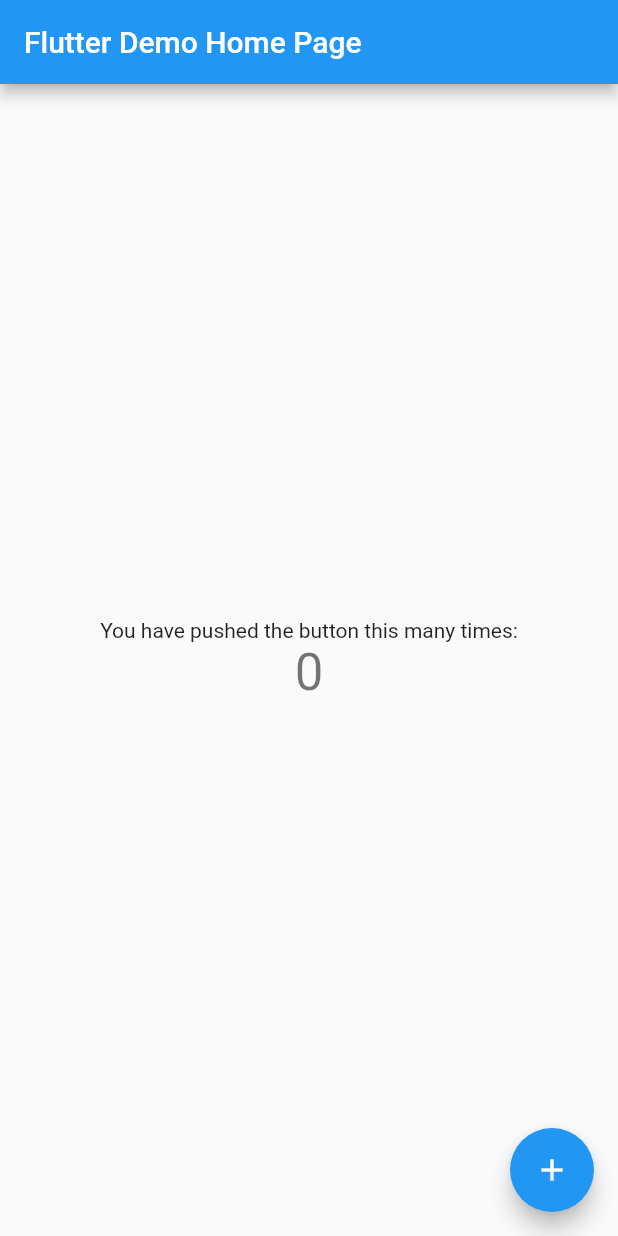
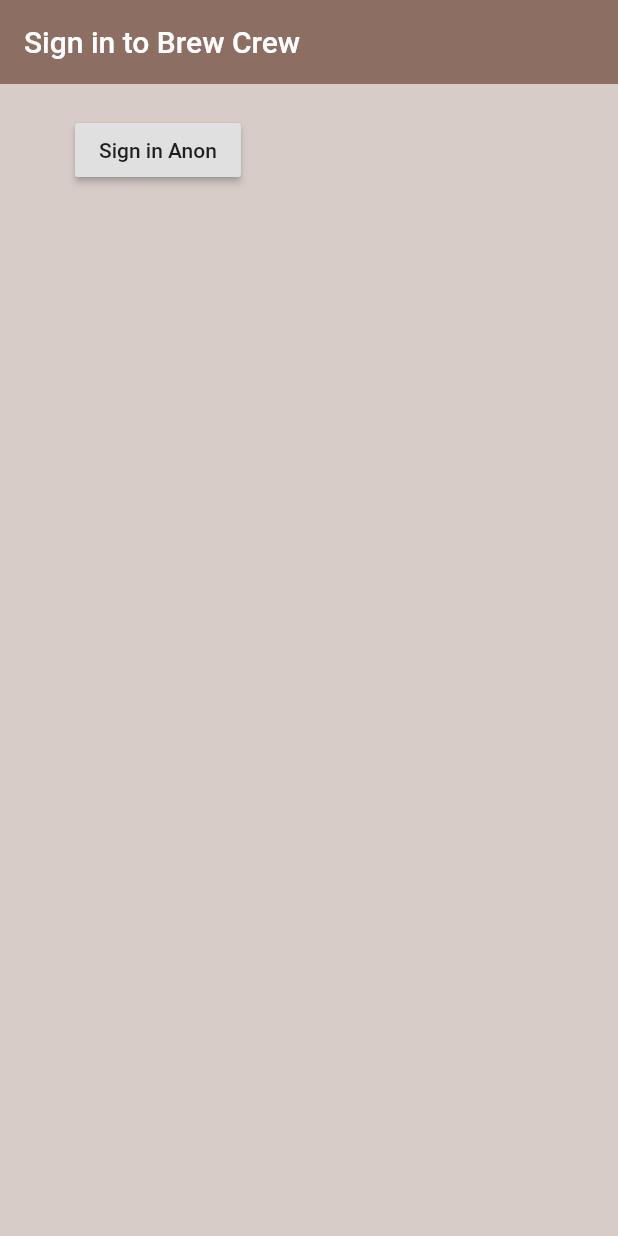
Before and after one commit to wongalan2002/brew_app_flutter_firebase, a Flutter app: the screen it shows after launch, on a phone screen of 412 x 824 dp. Run offline on Flutter 3.47's test engine with Material 2 defaults, Android fonts, the phone set to English and light mode, and no system bars; our stand-ins replace firebase_auth; accounts and stored records are empty.

Commit message:
annonymous sign in implementes

```diff
--- a/lib/main.dart
+++ b/lib/main.dart
@@ -1,3 +1,5 @@
+import 'package:brew_app_flutter_firebase/screens/authenticate/authenticate.dart';
+import 'package:brew_app_flutter_firebase/screens/wrapper.dart';
 import 'package:flutter/material.dart';
 
 void main() {
@@ -9,59 +11,7 @@ class MyApp extends StatelessWidget {
   @override
   Widget build(BuildContext context) {
     return MaterialApp(
-      title: 'Flutter Demo',
-      theme: ThemeData(
-        primarySwatch: Colors.blue,
-        visualDensity: VisualDensity.adaptivePlatformDensity,
-      ),
-      home: MyHomePage(title: 'Flutter Demo Home Page'),
+      home: Wrapper(),
     );
   }
 }
-
-class MyHomePage extends StatefulWidget {
-  MyHomePage({Key key, this.title}) : super(key: key);
-
-  final String title;
-
-  @override
-  _MyHomePageState createState() => _MyHomePageState();
-}
-
-class _MyHomePageState extends State<MyHomePage> {
-  int _counter = 0;
-
-  void _incrementCounter() {
-    setState(() {
-      _counter++;
-    });
-  }
-
-  @override
-  Widget build(BuildContext context) {
-    return Scaffold(
-      appBar: AppBar(
-        title: Text(widget.title),
-      ),
-      body: Center(
-        child: Column(
-          mainAxisAlignment: MainAxisAlignment.center,
-          children: <Widget>[
-            Text(
-              'You have pushed the button this many times:',
-            ),
-            Text(
-              '$_counter',
-              style: Theme.of(context).textTheme.headline4,
-            ),
-          ],
-        ),
-      ),
-      floatingActionButton: FloatingActionButton(
-        onPressed: _incrementCounter,
-        tooltip: 'Increment',
-        child: Icon(Icons.add),
-      ), // This trailing comma makes auto-formatting nicer for build methods.
-    );
-  }
-}
--- /dev/null
+++ b/lib/screens/authenticate/authenticate.dart
@@ -0,0 +1,17 @@
+import 'package:brew_app_flutter_firebase/screens/authenticate/signin.dart';
+
+import 'package:flutter/material.dart';
+
+class Authenticate extends StatefulWidget {
+  @override
+  _AuthenticateState createState() => _AuthenticateState();
+}
+
+class _AuthenticateState extends State<Authenticate> {
+  @override
+  Widget build(BuildContext context) {
+    return Container(
+      child: SignIn(),
+    );
+  }
+}
--- /dev/null
+++ b/lib/screens/authenticate/signin.dart
@@ -0,0 +1,41 @@
+import 'package:brew_app_flutter_firebase/services/auth.dart';
+import "package:flutter/material.dart";
+
+class SignIn extends StatefulWidget {
+  @override
+  _SignInState createState() => _SignInState();
+}
+
+class _SignInState extends State<SignIn> {
+  final AuthService _auth = AuthService();
+
+  @override
+  Widget build(BuildContext context) {
+    return Scaffold(
+      backgroundColor: Colors.brown[100],
+      appBar: AppBar(
+        backgroundColor: Colors.brown[400],
+        elevation: 0.0,
+        title: Text("Sign in to Brew Crew"),
+      ),
+      body: Container(
+        padding: EdgeInsets.symmetric(
+          vertical: 20.0,
+          horizontal: 50.0,
+        ),
+        child: RaisedButton(
+          onPressed: () async {
+            dynamic result = await _auth.singInAnon();
+            if (result == null)
+              print("Could not sign in");
+            else {
+              print("signed in");
+              print(result.uid);
+            }
+          },
+          child: Text("Sign in Anon"),
+        ),
+      ),
+    );
+  }
+}
--- /dev/null
+++ b/lib/screens/wrapper.dart
@@ -0,0 +1,11 @@
+import 'package:brew_app_flutter_firebase/screens/authenticate/authenticate.dart';
+import 'package:flutter/material.dart';
+
+import 'package:brew_app_flutter_firebase/screens/home/home.dart';
+
+class Wrapper extends StatelessWidget {
+  @override
+  Widget build(BuildContext context) {
+    return Authenticate();
+  }
+}
--- a/pubspec.yaml
+++ b/pubspec.yaml
@@ -25,11 +25,10 @@ dependencies:
     sdk: flutter
 
 
-  # The following adds the Cupertino Icons font to your application.
-  # Use with the CupertinoIcons class for iOS style icons.
   cupertino_icons: ^0.1.3
   firebase_auth: ^0.14.0+5
-  cloud_firestrore: ^0.12.9+4
+  cloud_firestore: ^0.14.0+2
+
 
 dev_dependencies:
   flutter_test:
```
Also changed, not shown: lib/screens/home/home.dart (added, +10 -0 lines), lib/services/auth.dart (added, +24 -0 lines), pubspec.lock, 1 other file.
